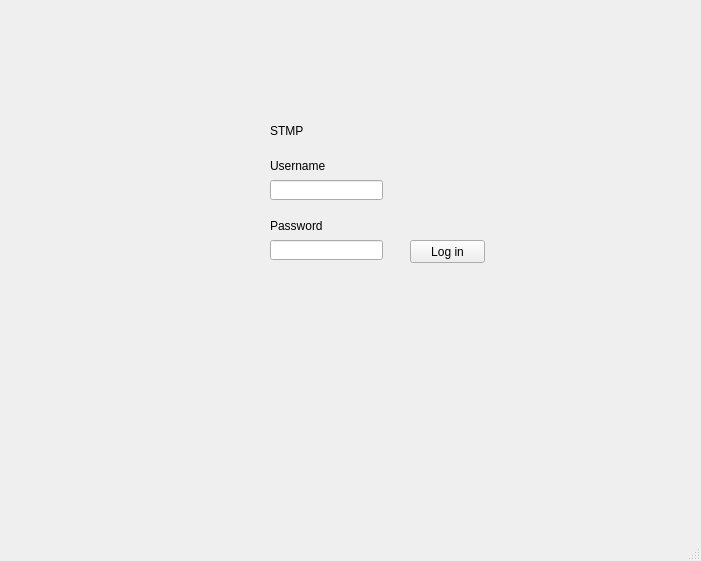
Qt form gui.ui (wilcer1/STMP) before a commit.
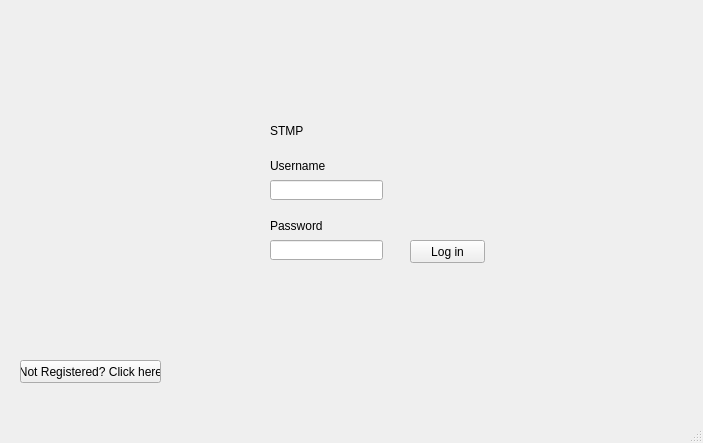
The same form after that commit.

Commit message: Fixed the GUI bug where only the first window's buttons would workj

The edit to the form file:
```diff
--- a/gui.ui
+++ b/gui.ui
@@ -6,8 +6,8 @@
    <rect>
     <x>0</x>
     <y>0</y>
-    <width>701</width>
-    <height>561</height>
+    <width>703</width>
+    <height>443</height>
    </rect>
   </property>
   <property name="windowTitle">
@@ -89,6 +89,19 @@
      <string>STMP</string>
     </property>
    </widget>
+   <widget class="QPushButton" name="pushButton_2">
+    <property name="geometry">
+     <rect>
+      <x>20</x>
+      <y>360</y>
+      <width>141</width>
+      <height>23</height>
+     </rect>
+    </property>
+    <property name="text">
+     <string>Not Registered? Click here</string>
+    </property>
+   </widget>
   </widget>
   <widget class="QMenuBar" name="menubar">
    <property name="geometry">
```
Left out of the diff: 2 changed lines with no effect on the pictures. The commit also changes 3 other files.
